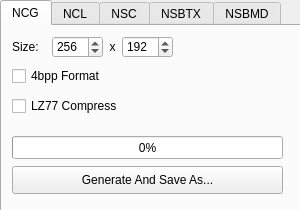
Before: the Qt Designer form mainwindow.ui in TheGameratorT/NDS_Graphics_Generator, drawn with Qt 5.
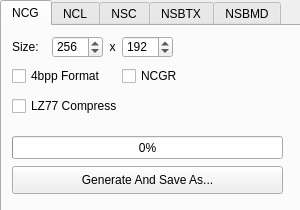
After: the same form once the commit is applied.

Commit message: Add NCGR generator as NCG subcategory

The edit to the form file:
```diff
--- a/mainwindow.ui
+++ b/mainwindow.ui
@@ -149,6 +149,19 @@
        <string>LZ77 Compress</string>
       </property>
      </widget>
+     <widget class="QCheckBox" name="ncgr_cb">
+      <property name="geometry">
+       <rect>
+        <x>120</x>
+        <y>40</y>
+        <width>61</width>
+        <height>20</height>
+       </rect>
+      </property>
+      <property name="text">
+       <string>NCGR</string>
+      </property>
+     </widget>
     </widget>
     <widget class="QWidget" name="tab_ncl">
      <attribute name="title">
```
Left out of the diff: 13 changed lines with no effect on the pictures. The commit also changes 2 other files.
